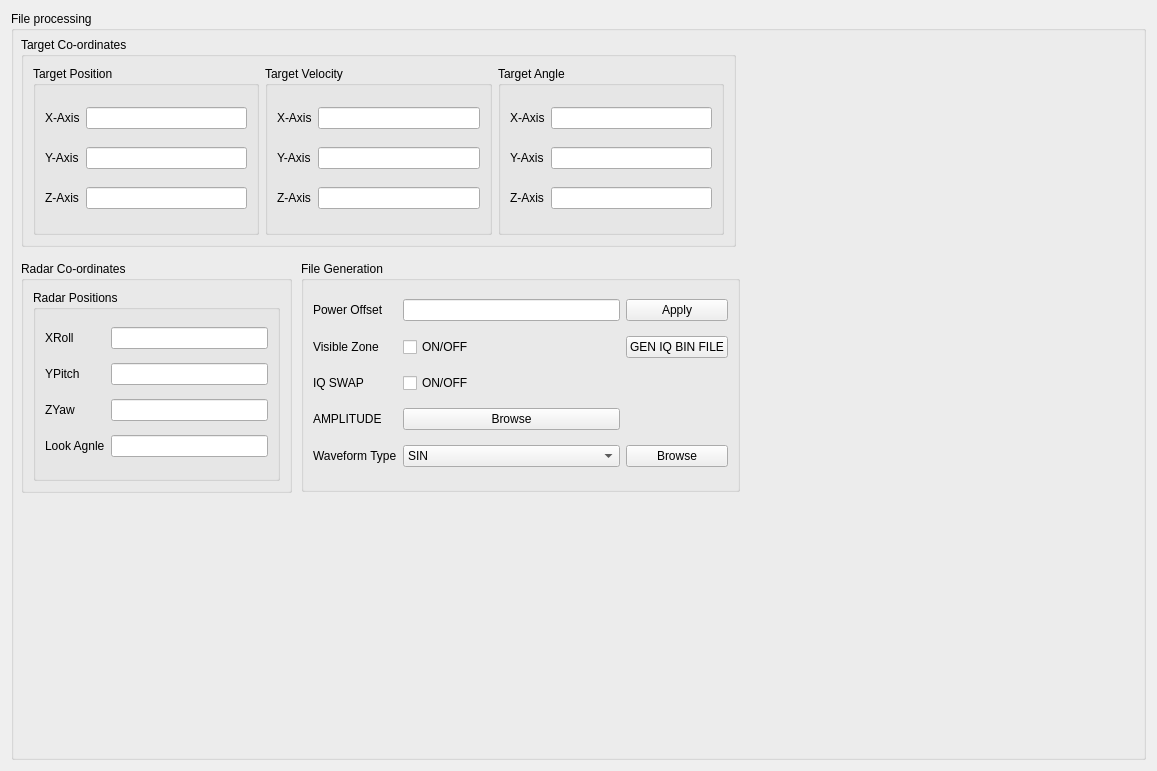
razzzz87/TargetEchoGen, file TargetEchoGen/fileprocessing.ui: the form before one commit.
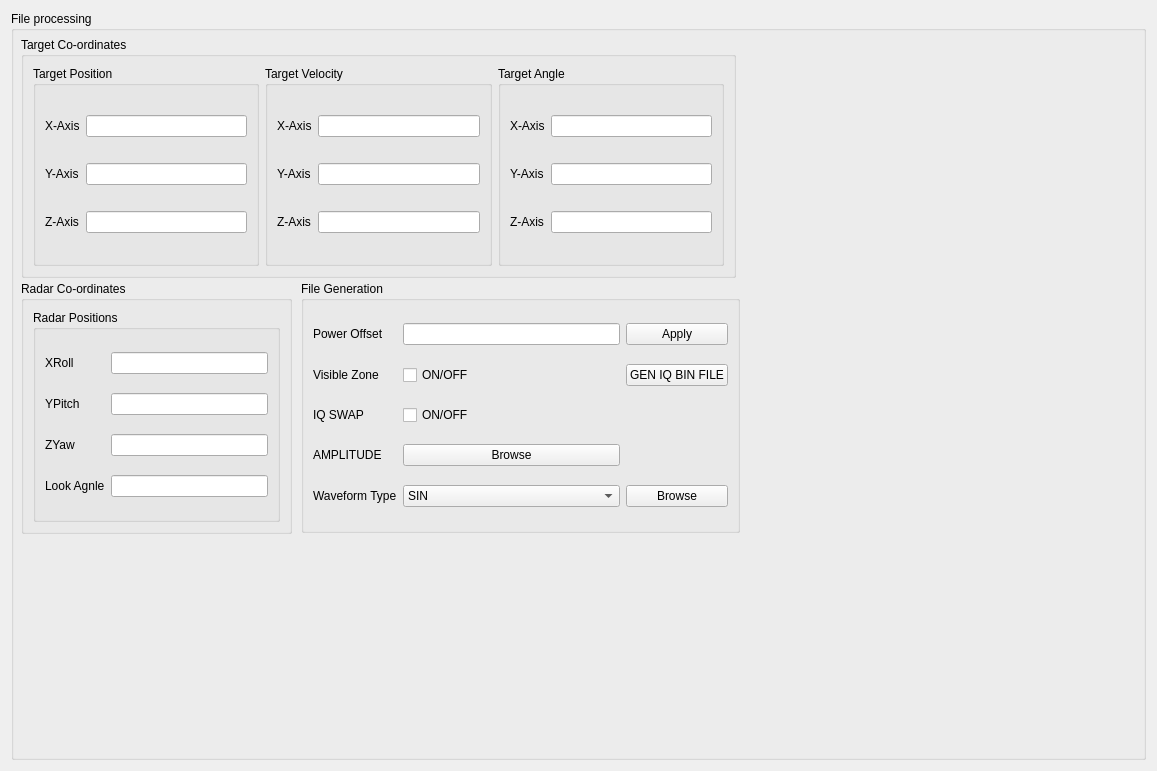
The form after the commit.

Patch:
```diff
--- a/TargetEchoGen/fileprocessing.ui
+++ b/TargetEchoGen/fileprocessing.ui
@@ -25,7 +25,7 @@
         <x>10</x>
         <y>26</y>
         <width>715</width>
-        <height>210</height>
+        <height>241</height>
        </rect>
       </property>
       <property name="title">
@@ -173,9 +173,9 @@
       <property name="geometry">
        <rect>
         <x>10</x>
-        <y>250</y>
+        <y>270</y>
         <width>271</width>
-        <height>232</height>
+        <height>253</height>
        </rect>
       </property>
       <property name="title">
@@ -241,9 +241,9 @@
       <property name="geometry">
        <rect>
         <x>290</x>
-        <y>250</y>
+        <y>270</y>
         <width>439</width>
-        <height>231</height>
+        <height>252</height>
        </rect>
       </property>
       <property name="title">
```
